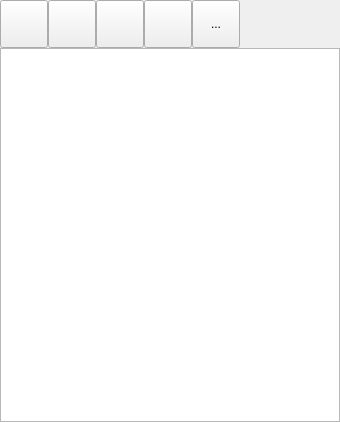
The window that bulmages/bulmatpv/plugins/pluginbt_ticket/mticketbase.ui (eboladev/Bulmages-1) describes before a commit, drawn with Qt 5.
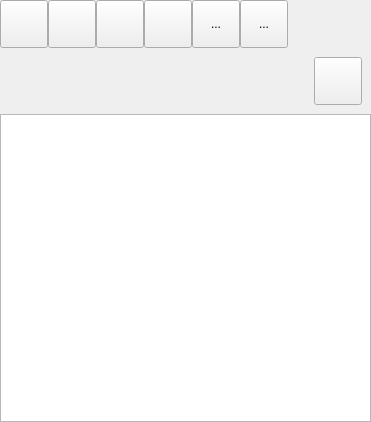
The same window after the commit. Icons and pictures are not drawn.

Diff of the .ui file:
```diff
--- a/bulmages/bulmatpv/plugins/pluginbt_ticket/mticketbase.ui
+++ b/bulmages/bulmatpv/plugins/pluginbt_ticket/mticketbase.ui
@@ -6,7 +6,7 @@
    <rect>
     <x>0</x>
     <y>0</y>
-    <width>340</width>
+    <width>371</width>
     <height>422</height>
    </rect>
   </property>
@@ -37,14 +37,14 @@
      <property name="lineWidth">
       <number>0</number>
      </property>
-     <layout class="QHBoxLayout" name="horizontalLayout">
-      <property name="spacing">
-       <number>0</number>
-      </property>
+     <layout class="QGridLayout" name="gridLayout">
       <property name="margin">
        <number>0</number>
       </property>
-      <item>
+      <property name="spacing">
+       <number>0</number>
+      </property>
+      <item row="0" column="0">
        <widget class="QToolButton" name="mui_imprimir">
         <property name="minimumSize">
          <size>
@@ -82,7 +82,7 @@
         </property>
        </widget>
       </item>
-      <item>
+      <item row="0" column="1">
        <widget class="QToolButton" name="mui_subir">
         <property name="minimumSize">
          <size>
@@ -120,7 +120,7 @@
         </property>
        </widget>
       </item>
-      <item>
+      <item row="0" column="2">
        <widget class="QToolButton" name="mui_bajar">
         <property name="minimumSize">
          <size>
@@ -158,7 +158,7 @@
         </property>
        </widget>
       </item>
-      <item>
+      <item row="0" column="3">
        <widget class="QToolButton" name="mui_borrar">
         <property name="minimumSize">
          <size>
@@ -196,7 +196,7 @@
         </property>
        </widget>
       </item>
-      <item>
+      <item row="0" column="4">
        <widget class="QToolButton" name="mui_reimprimir">
         <property name="minimumSize">
          <size>
@@ -225,7 +225,42 @@
         </property>
        </widget>
       </item>
-      <item>
+      <item row="0" column="5">
+       <widget class="QToolButton" name="mui_configurar">
+        <property name="minimumSize">
+         <size>
+          <width>48</width>
+          <height>48</height>
+         </size>
+        </property>
+        <property name="maximumSize">
+         <size>
+          <width>48</width>
+          <height>48</height>
+         </size>
+        </property>
+        <property name="text">
+         <string>...</string>
+        </property>
+        <property name="icon">
+         <iconset resource="../../../bulmages.qrc">
+          <normaloff>:/BulmaCont32x32/images/png/i_packageSettings.png</normaloff>:/BulmaCont32x32/images/png/i_packageSettings.png</iconset>
+        </property>
+        <property name="iconSize">
+         <size>
+          <width>32</width>
+          <height>32</height>
+         </size>
+        </property>
+        <property name="checkable">
+         <bool>true</bool>
+        </property>
+        <property name="checked">
+         <bool>false</bool>
+        </property>
+       </widget>
+      </item>
+      <item row="0" column="6">
        <widget class="QFrame" name="mui_plugbotones">
         <property name="sizePolicy">
          <sizepolicy hsizetype="Minimum" vsizetype="Preferred">
@@ -244,14 +279,14 @@
         </property>
        </widget>
       </item>
-      <item>
+      <item row="0" column="7">
        <spacer name="horizontalSpacer">
         <property name="orientation">
          <enum>Qt::Horizontal</enum>
         </property>
         <property name="sizeHint" stdset="0">
          <size>
-          <width>40</width>
+          <width>70</width>
           <height>20</height>
          </size>
         </property>
@@ -260,6 +295,60 @@
      </layout>
     </widget>
    </item>
+   <item>
+    <widget class="QFrame" name="mui_frame">
+     <property name="minimumSize">
+      <size>
+       <width>60</width>
+       <height>60</height>
+      </size>
+     </property>
+     <layout class="QHBoxLayout" name="horizontalLayout_2">
+      <item>
+       <spacer name="horizontalSpacer_2">
+        <property name="orientation">
+         <enum>Qt::Horizontal</enum>
+        </property>
+        <property name="sizeHint" stdset="0">
+         <size>
+          <width>68</width>
+          <height>20</height>
+         </size>
+        </property>
+       </spacer>
+      </item>
+      <item>
+       <widget class="QPushButton" name="mui_borrarticket">
+        <property name="minimumSize">
+         <size>
+          <width>48</width>
+          <height>48</height>
+         </size>
+        </property>
+        <property name="maximumSize">
+         <size>
+          <width>48</width>
+          <height>48</height>
+         </size>
+        </property>
+        <property name="text">
+         <string/>
+        </property>
+        <property name="icon">
+         <iconset resource="../../../bulmages.qrc">
+          <normaloff>:/Images/edit-delete.png</normaloff>:/Images/edit-delete.png</iconset>
+        </property>
+        <property name="iconSize">
+         <size>
+          <width>48</width>
+          <height>48</height>
+         </size>
+        </property>
+       </widget>
+      </item>
+     </layout>
+    </widget>
+   </item>
    <item>
     <widget class="QTextBrowser" name="mui_browser">
      <property name="focusPolicy">
```
Left out of the diff: 19 changed lines with no effect on the pictures.
